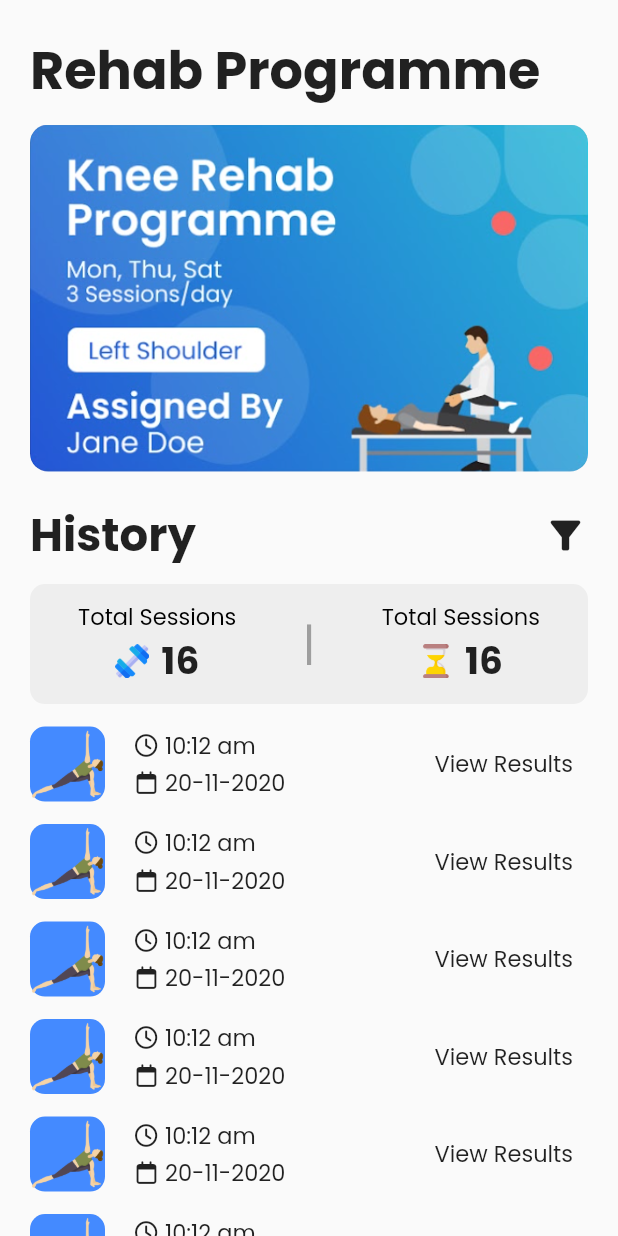
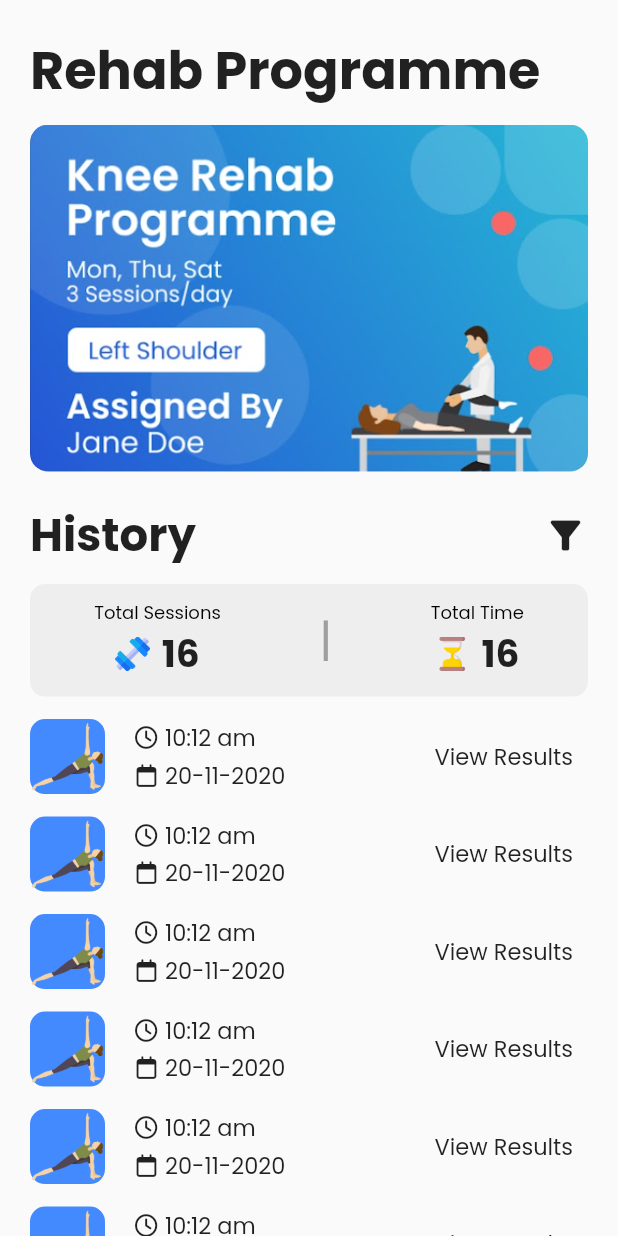
Before and after one commit to SP-XD/Yoga, a Flutter app: the RehabPage screen opened by its route, on a phone screen of 412 x 824 dp. Run offline on Flutter 3.47's test engine with Material 2 defaults, Android fonts, the phone set to English and light mode, and no system bars; our stand-ins replace device_preview, font_awesome_flutter, get, google_fonts, percent_indicator, persistent_bottom_nav_bar and 1 more.

Commit message:
fix(RehabPg): mixed fontsize and typo

```diff
--- a/lib/pages/rehab_page.dart
+++ b/lib/pages/rehab_page.dart
@@ -71,7 +71,7 @@ class _RehabPageState extends State<RehabPage> {
                 Column(
                   children: [
                     Text('Total Sessions',
-                        style: TextStyle(color: Colors.black, fontSize: 15)),
+                        style: TextStyle(color: Colors.black, fontSize: 12)),
                     Row(
                       children: [
                         Image.asset(
@@ -95,8 +95,8 @@ class _RehabPageState extends State<RehabPage> {
                 ),
                 Column(
                   children: [
-                    Text('Total Sessions',
-                        style: TextStyle(color: Colors.black, fontSize: 15)),
+                    Text('Total Time',
+                        style: TextStyle(color: Colors.black, fontSize: 12)),
                     Row(
                       children: [
                         Image.asset(
```
